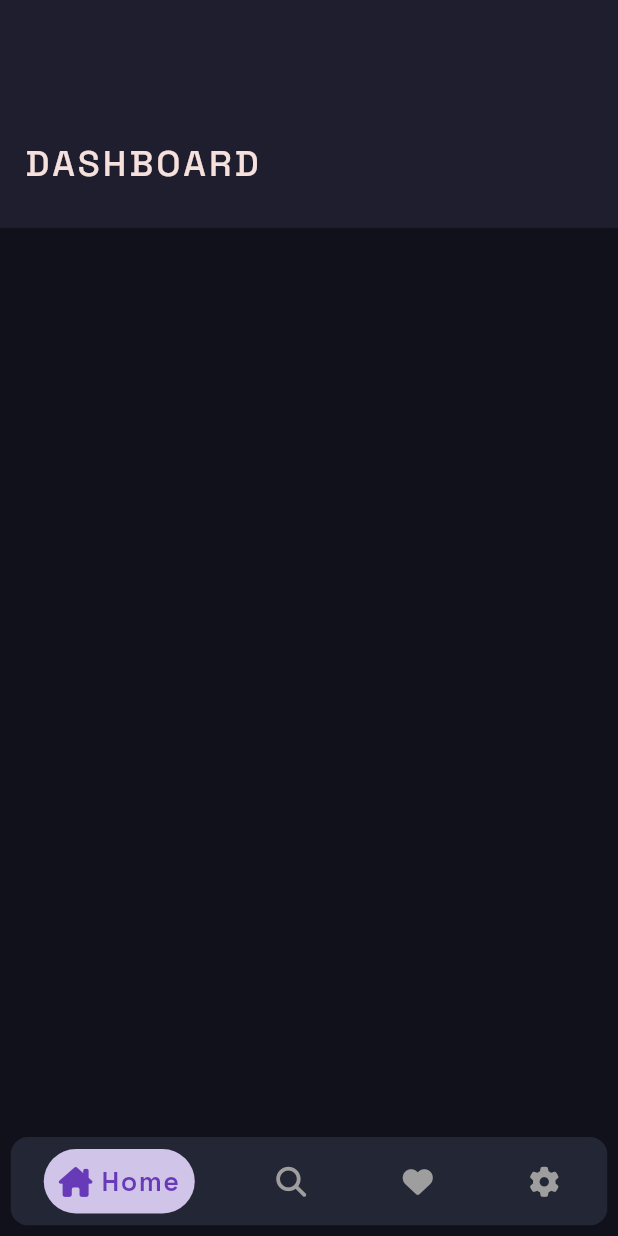
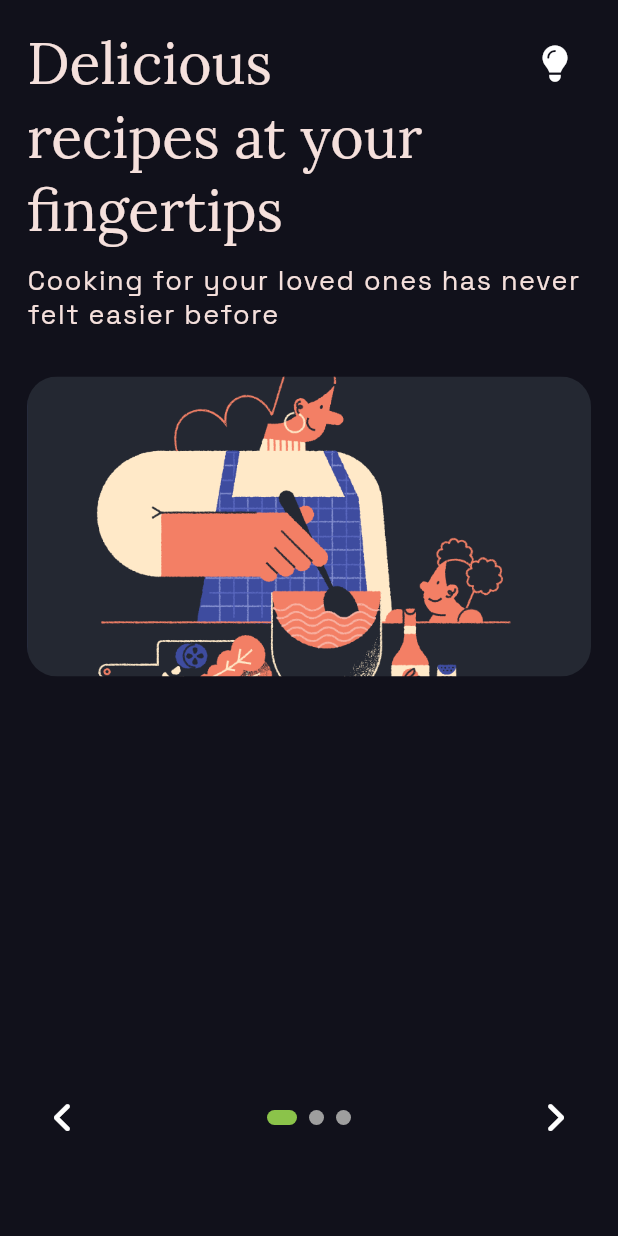
Before and after one commit to schmeekygeek/recipex-app, a Flutter app: the screen it shows after launch, on a phone screen of 412 x 824 dp. Run offline on Flutter 3.47's test engine with Material 2 defaults, Android fonts, the phone set to English and light mode, and no system bars; drawn by our look-alikes of animated_text_kit, google_nav_bar, smooth_page_indicator; our stand-ins replace font_awesome_flutter, lottie.

Commit message:
implemented introductory screens

```diff
--- a/lib/main.dart
+++ b/lib/main.dart
@@ -1,9 +1,10 @@
 import 'package:flutter/material.dart';
 import 'package:provider/provider.dart';
+import 'package:recipex_app/pages/intro_page.dart';
 import 'package:recipex_app/providers/theme_model.dart';
 
 import './providers/meal_list_provider.dart';
-import './pages/home.dart';
+// import './pages/home.dart';
 
 void main() {
   runApp(
@@ -26,7 +27,7 @@ class MyApp extends StatelessWidget {
       title: 'Flutter Demo',
       theme: context.watch<ThemeModel>().isDark ? ThemeModel.buildDarkTheme() : ThemeModel.buildLightTheme(),
       debugShowCheckedModeBanner: false,
-      home: const Home(),
+      home: const IntroPage(),
     );
   }
 }
--- /dev/null
+++ b/lib/pages/intro_page.dart
@@ -0,0 +1,236 @@
+
+import 'package:animated_text_kit/animated_text_kit.dart';
+import 'package:flutter/material.dart';
+import 'package:font_awesome_flutter/font_awesome_flutter.dart';
+import 'package:provider/provider.dart';
+import 'package:recipex_app/pages/home.dart';
+import 'package:recipex_app/providers/theme_model.dart';
+import 'package:smooth_page_indicator/smooth_page_indicator.dart';
+
+class IntroPage extends StatefulWidget {
+  const IntroPage({super.key});
+
+  @override
+  State<IntroPage> createState() => _IntroPageState();
+}
+
+class _IntroPageState extends State<IntroPage> {
+  PageController pageController = PageController(
+    initialPage: 0,
+  );
+
+  @override
+  void dispose() {
+    super.dispose();
+  }
+
+  @override
+  Widget build(BuildContext context) {
+    return Scaffold(
+      body: Padding(
+        padding: const EdgeInsets.all(18.0),
+        child: Stack(
+          children: [
+            PageView(
+              controller: pageController,
+              children: [
+                ListView(
+                  children: [
+                    AnimatedTextKit(
+                      repeatForever: true,
+                      pause: const Duration(
+                        milliseconds: 500,
+                      ),
+                      animatedTexts: [
+                        TypewriterAnimatedText(
+                          "Delicious",
+                          speed: const Duration(
+                            milliseconds: 50,
+                          ),
+                          textStyle: Theme.of(context).textTheme.headlineMedium
+                        ),
+                        TypewriterAnimatedText(
+                          "Quick",
+                          speed: const Duration(
+                            milliseconds: 100,
+                          ),
+                          textStyle: Theme.of(context).textTheme.headlineMedium
+                        ),
+                        TypewriterAnimatedText(
+                          "Easy",
+                          speed: const Duration(
+                            milliseconds: 100,
+                          ),
+                          textStyle: Theme.of(context).textTheme.headlineMedium
+                        ),
+                      ],
+                    ),
+                    Text(
+                      "recipes at your fingertips",
+                      style: Theme.of(context).textTheme.headlineMedium
+                    ),
+                    const SizedBox(
+                      height: 10,
+                    ),
+                    const Text(
+                      "Cooking for your loved ones has never felt easier before",
+                      overflow: TextOverflow.clip,
+                    ),
+                    const SizedBox(
+                      height: 30,
+                    ),
+                    Container(
+                      height: 200,
+                      decoration: BoxDecoration(
+                        borderRadius: BorderRadius.circular(20),
+                        image: const DecorationImage(
+                          isAntiAlias: true,
+                          fit: BoxFit.cover,
+                          image: AssetImage(
+                            "assets/intro/intro1.png",
+                          ),
+                        ),
+                      ),
+                    )
+                  ],
+                ),
+                ListView(
+                  children: [
+                    Text(
+                      "From us,\nWith love",
+                      style: Theme.of(context).textTheme.headlineMedium
+                    ),
+                    const SizedBox(
+                      height: 10,
+                    ),
+                    const Text(
+                      "Find recipes with the best ingredients there is",
+                      overflow: TextOverflow.clip,
+                    ),
+                    const SizedBox(
+                      height: 30,
+                    ),
+                    Container(
+                      height: 172,
+                      decoration: const BoxDecoration(
+                        shape: BoxShape.circle,
+                        image: DecorationImage(
+                          isAntiAlias: true,
+                          fit: BoxFit.cover,
+                          image: AssetImage(
+                            "assets/intro/intro2.jpg",
+                          ),
+                        ),
+                      ),
+                    ),
+                  ],
+                ),
+                ListView(
+                  children: [
+                    Text(
+                      "The sky is the limit",
+                      style: Theme.of(context).textTheme.headlineMedium
+                    ),
+                    const SizedBox(
+                      height: 10,
+                    ),
+                    const Text(
+                      "With recipes spanning 20+ categories, never run out of things to cook",
+                      overflow: TextOverflow.clip,
+                    ),
+                    const SizedBox(
+                      height: 30,
+                    ),
+                    Container(
+                      height: 200,
+                      decoration: const BoxDecoration(
+                        shape: BoxShape.circle,
+                        image: DecorationImage(
+                          isAntiAlias: true,
+                          fit: BoxFit.cover,
+                          image: AssetImage(
+                            "assets/intro/intro3.png",
+                          ),
+                        ),
+                      ),
+                    )
+                  ],
+                ),
+              ],
+            ),
+            Container(
+              alignment: const Alignment(0, 0.90),
+              child: Row(
+                mainAxisAlignment: MainAxisAlignment.spaceBetween,
+                children: [
+                  IconButton(
+                    icon: const Icon(FontAwesomeIcons.angleLeft),
+                    onPressed: () => pageController.previousPage(
+                      duration: const Duration(
+                        milliseconds: 500,
+                      ),
+                      curve: Curves.fastLinearToSlowEaseIn,
+                    ),
+                  ),
+                  SmoothPageIndicator(
+                    effect: const ExpandingDotsEffect(
+                      expansionFactor: 2,
+                      dotHeight: 10,
+                      dotWidth: 10,
+                      strokeWidth: 1,
+                      offset: 1,
+                      dotColor: Colors.grey,
+                      activeDotColor: Colors.lightGreen
+                    ),
+                    controller: pageController,
+                    count: 3,
+                    textDirection: TextDirection.ltr,
+                    axisDirection: Axis.horizontal,
+                    onDotClicked: (index) => pageController.animateToPage(
+                      index,
+                      duration: const Duration(
+                        milliseconds: 500,
+                      ),
+                      curve: Curves.fastLinearToSlowEaseIn,
+                    ),
+                  ),
+                  IconButton(
+                    icon: const Icon(FontAwesomeIcons.angleRight),
+                    onPressed: () {
+                      if(pageController.page == 2){
+                        Navigator.of(context).pushReplacement(
+                          MaterialPageRoute(
+                            builder: (context) => const Home(),
+                          ),
+                        );
+                      }
+                      pageController.nextPage(
+                      duration: const Duration(
+                        milliseconds: 500,
+                      ),
+                      curve: Curves.fastLinearToSlowEaseIn,
+                    );
+                    },
+                  ),
+                ],
+              ),
+            ),
+            Align(
+              alignment: const Alignment(1, -1),
+              child: IconButton(
+                icon: Icon(
+                context.watch<ThemeModel>().isDark ?
+                  FontAwesomeIcons.solidLightbulb :
+                  Icons.dark_mode_rounded
+                ),
+                onPressed: () {
+                  context.read<ThemeModel>().toggle();
+                },
+              ),
+            ),
+          ],
+        ),
+      ),
+    );
+  }
+}
--- a/lib/providers/theme_model.dart
+++ b/lib/providers/theme_model.dart
@@ -40,13 +40,13 @@ class ThemeModel with ChangeNotifier {
           fontSize: 15,
           wordSpacing: 1,
           letterSpacing: 1,
-          fontFamily: "RobotoSlab",
+          fontFamily: "Lora",
           color: Dark._text,
           fontWeight: FontWeight.w100,
         ),
         headlineMedium: TextStyle(
           fontSize: 38,
-          fontFamily: "Quincy",
+          fontFamily: "Lora",
           color: Dark._text,
         ),
         headlineSmall: TextStyle(
@@ -104,13 +104,13 @@ class ThemeModel with ChangeNotifier {
           fontSize: 15,
           wordSpacing: 1,
           letterSpacing: 1,
-          fontFamily: "RobotoSlab",
+          fontFamily: "Lora",
           color: White._text,
           fontWeight: FontWeight.w100,
         ),
         headlineMedium: TextStyle(
           fontSize: 38,
-          fontFamily: "Quincy",
+          fontFamily: "Lora",
           color: White._text,
         ),
         headlineSmall: TextStyle(
```
Also changed, not shown: pubspec.yaml (+5 -2 lines), assets/chicken-handi.jpg (added), assets/intro/intro1.png (added), assets/intro/intro2.jpg (added), assets/intro/intro3.png (added), fonts/Lora-VariableFont_wght.ttf (added), pubspec.lock.
